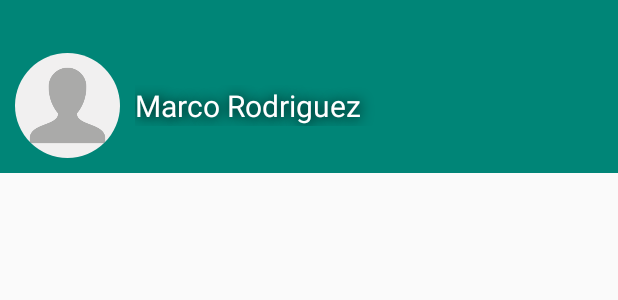
After one commit to tunche1231/HuevingPlaning, an Android app: the layout header_nav_marco.xml on its own in the app's theme, with its tools: preview values and no code run, on a phone screen of 412 x 824 dp. The commit adds this screen. Shown: the top 300 px of the screen. Run offline under Robolectric (Android 15) with nearby library versions, the phone set to English and light mode, and no system bars.

Commit message:
hecho por marco

```diff
--- a/app/build.gradle
+++ b/app/build.gradle
@@ -25,7 +25,8 @@ dependencies {
     testImplementation 'junit:junit:4.12'
     androidTestImplementation 'androidx.test:runner:1.3.0-alpha02'
     androidTestImplementation 'androidx.test.espresso:espresso-core:3.3.0-alpha02'
-
+    implementation 'de.hdodenhof:circleimageview:3.0.1'
     implementation 'com.github.bumptech.glide:glide:4.10.0'
     annotationProcessor 'com.github.bumptech.glide:compiler:4.10.0'
+    implementation 'com.google.android.material:material:1.0.0'
 }
--- a/app/src/main/AndroidManifest.xml
+++ b/app/src/main/AndroidManifest.xml
@@ -11,15 +11,15 @@
         android:supportsRtl="true"
         android:theme="@style/AppTheme">
         <activity android:name=".Actividades.MainActivity">
-
-        </activity>
-        <activity android:name=".Actividades.PerfilProveedor">
             <intent-filter>
                 <action android:name="android.intent.action.MAIN" />
 
                 <category android:name="android.intent.category.LAUNCHER" />
             </intent-filter>
         </activity>
+        <activity android:name=".Actividades.PerfilProveedor">
+
+        </activity>
     </application>
 
 </manifest>
--- /dev/null
+++ b/app/src/main/res/layout/header_nav_marco.xml
@@ -0,0 +1,36 @@
+<?xml version="1.0" encoding="utf-8"?>
+
+
+<LinearLayout xmlns:android="http://schemas.android.com/apk/res/android"
+
+    xmlns:app="http://schemas.android.com/apk/res-auto"
+    android:layout_width="match_parent"
+    android:layout_height="wrap_content"
+    android:background="@color/colorPrimary"
+    android:gravity="center"
+    android:orientation="horizontal"
+    android:paddingTop="25dp">
+
+    <de.hdodenhof.circleimageview.CircleImageView
+        android:id="@+id/profile_image"
+        android:layout_width="70dp"
+        android:layout_height="70dp"
+        android:layout_margin="10dp"
+        android:scaleType="centerCrop"
+        android:src="@drawable/perfil_defecto" />
+
+    <TextView
+        android:id="@+id/textView"
+        android:layout_width="wrap_content"
+        android:layout_height="wrap_content"
+        android:layout_weight="1"
+        android:shadowColor="#000000"
+        android:shadowDx="1"
+        android:shadowDy="1"
+        android:shadowRadius="10"
+        android:text="Marco Rodriguez"
+        android:textColor="#fff"
+        android:textSize="20dp"
+        />
+
+</LinearLayout>
--- a/app/src/main/res/values/strings.xml
+++ b/app/src/main/res/values/strings.xml
@@ -1,3 +1,6 @@
 <resources>
     <string name="app_name">HuevingPlaning</string>
+    <string name="usuario">Marco Rodriguez</string>
+    <string name="abrir">abrir</string>
+    <string name="cerrar">cerrar</string>
 </resources>
--- a/app/src/main/res/values/styles.xml
+++ b/app/src/main/res/values/styles.xml
@@ -6,6 +6,8 @@
         <item name="colorPrimary">@color/colorPrimary</item>
         <item name="colorPrimaryDark">@color/colorPrimaryDark</item>
         <item name="colorAccent">@color/colorAccent</item>
+        <item name="android:windowDrawsSystemBarBackgrounds">true</item>
+        <item name="android:statusBarColor">@android:color/transparent</item>
     </style>
 
 </resources>
--- a/build.gradle
+++ b/build.gradle
@@ -8,7 +8,7 @@ buildscript {
         jcenter()
     }
     dependencies {
-        classpath 'com.android.tools.build:gradle:3.2.1'
+        classpath 'com.android.tools.build:gradle:3.5.0'
 
 
         // NOTE: Do not place your application dependencies here; they belong
```
Also changed, not shown: app/src/main/java/com/hueving/planner/Actividades/MainActivity.java (+38 -0 lines), app/src/main/res/drawable/ic_ayuda.xml (added, +12 -0 lines), app/src/main/res/drawable/ic_config.xml (added, +15 -0 lines), app/src/main/res/drawable/ic_salir.xml (added, +12 -0 lines), app/src/main/res/layout/activity_main.xml (+27 -11 lines), app/src/main/res/menu/menu_marco.xml (added, +15 -0 lines), app/src/main/res/drawable/images.jpg (added), app/src/main/res/drawable/perfil_defecto.png (added), gradle/wrapper/gradle-wrapper.properties.
